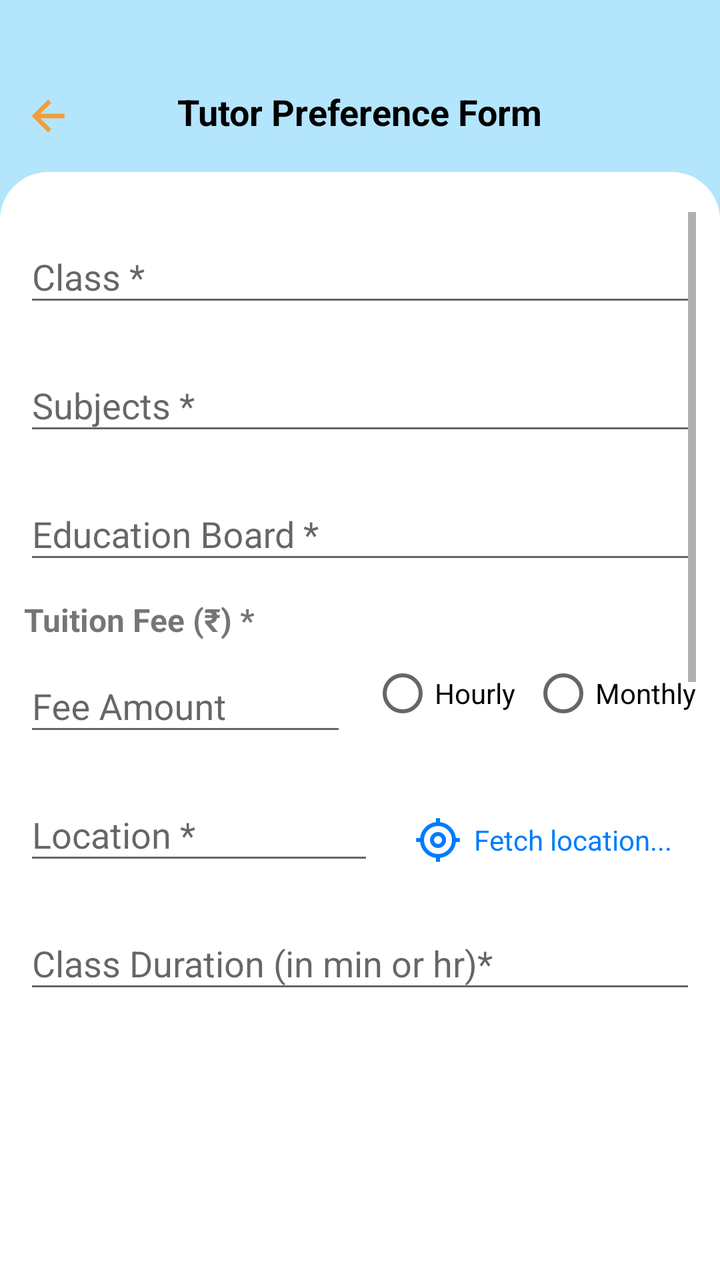
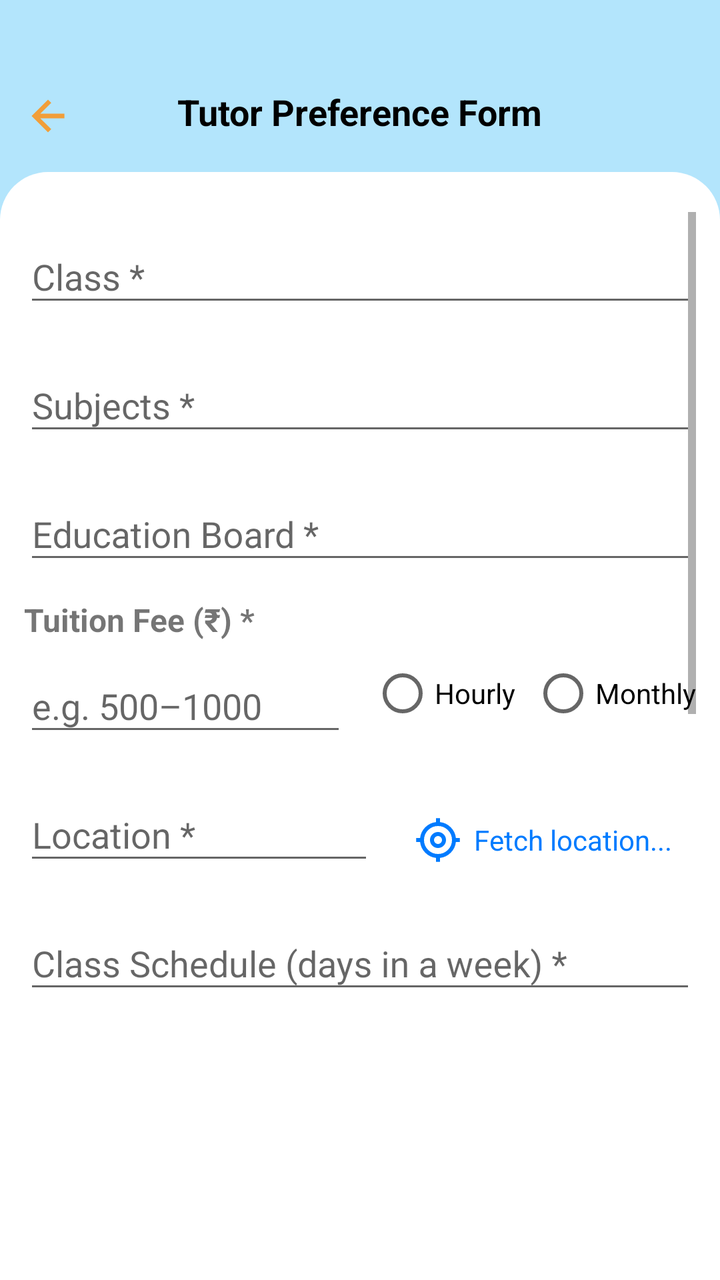

Screens rendered from an Android XML layout before and after an edit, with the pre-edit source and the edit as a unified diff.
<!-- AndroidManifest.xml: application theme Theme.Seekshakcom -->
<!-- res/layout/activity_add_post.xml -->
<?xml version="1.0" encoding="utf-8"?>
<LinearLayout
    xmlns:android="http://schemas.android.com/apk/res/android"
    xmlns:app="http://schemas.android.com/apk/res-auto"
    android:id="@+id/rootLayout"
    android:layout_width="match_parent"
    android:layout_height="match_parent"
    android:orientation="vertical"
    android:background="#B3E5FC"
    android:paddingTop="16dp">

    <RelativeLayout
        android:layout_width="match_parent"
        android:layout_height="60dp"
        android:background="#B3E5FC"
        android:layout_marginTop="10dp"
        android:padding="12dp">

        <ImageView
            android:id="@+id/backArrow"
            android:layout_width="24dp"
            android:layout_height="24dp"
            android:layout_alignParentStart="true"
            android:src="@drawable/ic_back_arrow"
            android:layout_marginTop="8dp"
            android:contentDescription="Back" />

        <TextView
            android:id="@+id/headerTitle"
            android:layout_width="wrap_content"
            android:layout_height="wrap_content"
            android:text="Tutor Preference Form"
            android:textSize="18sp"
            android:textColor="#000000"
            android:layout_centerInParent="true"
            android:textStyle="bold" />
    </RelativeLayout>

    <ScrollView
        android:layout_width="match_parent"
        android:layout_height="0dp"
        android:layout_weight="1"
        android:paddingTop="20dp"
        android:paddingHorizontal="12dp"
        android:paddingBottom="110dp"
        android:background="@drawable/form_bg">

        <LinearLayout
            android:layout_width="match_parent"
            android:layout_height="wrap_content"
            android:paddingBottom="35dp"
            android:orientation="vertical">

            
            <com.google.android.material.textfield.TextInputLayout
                android:layout_width="match_parent"
                android:layout_height="wrap_content"
                android:hint="Class *"
                android:layout_marginBottom="12dp">

                <com.google.android.material.textfield.MaterialAutoCompleteTextView
                    android:id="@+id/classEditText"
                    android:layout_width="match_parent"
                    android:layout_height="wrap_content"
                    android:inputType="text"
                    android:imeOptions="actionNext"
                    android:maxLines="1"
                    android:completionThreshold="0" />
            </com.google.android.material.textfield.TextInputLayout>

            
            <com.google.android.material.textfield.TextInputLayout
                android:layout_width="match_parent"
                android:layout_height="wrap_content"
                android:hint="Subjects *"
                android:layout_marginBottom="12dp">

                <com.google.android.material.textfield.MaterialAutoCompleteTextView
                    android:id="@+id/subjectEditText"
                    android:layout_width="match_parent"
                    android:layout_height="wrap_content"
                    android:inputType="text"
                    android:imeOptions="actionNext"
                    android:maxLines="2"
                    android:completionThreshold="0" />
            </com.google.android.material.textfield.TextInputLayout>

            
            <com.google.android.material.textfield.TextInputLayout
                android:layout_width="match_parent"
                android:layout_height="wrap_content"
                android:hint="Education Board *"
                android:layout_marginBottom="12dp">

                <com.google.android.material.textfield.MaterialAutoCompleteTextView
                    android:id="@+id/edu_board"
                    android:layout_width="match_parent"
                    android:layout_height="wrap_content"
                    android:maxLines="1"
                    android:completionThreshold="0"
                    android:inputType="text"
                    android:imeOptions="actionNext" />
            </com.google.android.material.textfield.TextInputLayout>

            
            <TextView
                android:layout_width="wrap_content"
                android:layout_height="wrap_content"
                android:text="Tuition Fee (₹) *"
                android:textStyle="bold"
                android:textSize="16sp" />

            <LinearLayout
                android:layout_width="match_parent"
                android:layout_height="wrap_content"
                android:orientation="horizontal"
                android:gravity="center_vertical"
                android:layout_marginBottom="12dp">

                <com.google.android.material.textfield.TextInputLayout
                    android:layout_width="0dp"
                    android:layout_height="wrap_content"
                    android:layout_weight="1"
                    android:hint="Fee Amount">

                    <com.google.android.material.textfield.TextInputEditText
                        android:id="@+id/feeEditText"
                        android:layout_width="match_parent"
                        android:layout_height="wrap_content"
                        android:maxLines="1"
                        android:completionThreshold="0"
                        android:inputType="number"
                        android:imeOptions="actionNext" />
                </com.google.android.material.textfield.TextInputLayout>

                <RadioGroup
                    android:id="@+id/feeTypeRadioGroup"
                    android:layout_width="wrap_content"
                    android:layout_height="wrap_content"
                    android:orientation="horizontal"
                    android:layout_marginStart="12dp">

                    <RadioButton
                        android:id="@+id/radioHourly"
                        android:layout_width="wrap_content"
                        android:layout_height="wrap_content"
                        android:text="Hourly" />

                    <RadioButton
                        android:id="@+id/radioMonthly"
                        android:layout_width="wrap_content"
                        android:layout_height="wrap_content"
                        android:text="Monthly"
                        android:layout_marginStart="8dp" />
                </RadioGroup>
            </LinearLayout>

            <LinearLayout
                android:layout_width="match_parent"
                android:layout_height="wrap_content"
                android:orientation="horizontal"
                android:layout_marginBottom="12dp">

                <com.google.android.material.textfield.TextInputLayout
                    android:layout_width="0dp"
                    android:layout_height="wrap_content"
                    android:layout_weight="1"
                    android:hint="Location *">

                    <com.google.android.material.textfield.MaterialAutoCompleteTextView
                        android:id="@+id/locationEditText"
                        android:layout_width="match_parent"
                        android:layout_height="wrap_content"
                        android:inputType="none"
                        android:focusable="false"
                        android:clickable="false"
                        android:enabled="true" />
                </com.google.android.material.textfield.TextInputLayout>

                <TextView
                    android:id="@+id/fetchLocationButton"
                    android:layout_width="wrap_content"
                    android:layout_height="wrap_content"
                    android:layout_marginStart="8dp"
                    android:padding="12dp"
                    android:text="Fetch location..."
                    android:textColor="#007BFF"
                    android:textSize="14sp"
                    android:drawableStart="@drawable/ic_use_location"
                    android:drawablePadding="6dp"
                    android:backgroundTint="@color/teal_700"
                    android:background="?attr/selectableItemBackground"
                    android:gravity="center_vertical"
                    android:contentDescription="Fetch Location"
                    android:clickable="true"
                    android:focusable="true" />
            </LinearLayout>

            
            <com.google.android.material.textfield.TextInputLayout
                android:layout_width="match_parent"
                android:layout_height="wrap_content"
                android:hint="Class Duration (in min or hr)*"
                android:layout_marginBottom="12dp">

                <com.google.android.material.textfield.MaterialAutoCompleteTextView
                    android:id="@+id/durationEditText"
                    android:layout_width="match_parent"
                    android:layout_height="wrap_content"
                    android:maxLines="1"
                    android:imeOptions="actionNext"
                    android:completionThreshold="0"/>
            </com.google.android.material.textfield.TextInputLayout>

            
            <com.google.android.material.textfield.TextInputLayout
                android:layout_width="match_parent"
                android:layout_height="wrap_content"
                android:hint="Class Schedule (days in a week) *"
                android:layout_marginBottom="12dp">

                <com.google.android.material.textfield.MaterialAutoCompleteTextView
                    android:id="@+id/classScheduleEditText"
                    android:layout_width="match_parent"
                    android:layout_height="wrap_content"
                    android:maxLines="1"
                    android:inputType="textCapWords"
                    android:imeOptions="actionNext"
                    android:completionThreshold="0" />
            </com.google.android.material.textfield.TextInputLayout>

            
            <com.google.android.material.textfield.TextInputLayout
                android:layout_width="match_parent"
                android:layout_height="wrap_content"
                android:hint="Class Timing *"
                android:layout_marginBottom="12dp">

                <com.google.android.material.textfield.MaterialAutoCompleteTextView
                    android:id="@+id/classTimingEditText"
                    android:layout_width="match_parent"
                    android:layout_height="wrap_content"
                    android:maxLines="1"
                    android:imeOptions="actionNext"
                    android:completionThreshold="0"
                    android:inputType="text" />
            </com.google.android.material.textfield.TextInputLayout>

            
            <com.google.android.material.textfield.TextInputLayout
                android:layout_width="match_parent"
                android:layout_height="wrap_content"
                android:hint="Gender Preference *"
                android:layout_marginBottom="12dp">

                <com.google.android.material.textfield.MaterialAutoCompleteTextView
                    android:id="@+id/genderSpinner"
                    android:layout_width="match_parent"
                    android:layout_height="wrap_content"
                    android:maxLines="1"
                    android:inputType="text"
                    android:imeOptions="actionNext"
                    android:completionThreshold="0"/>
            </com.google.android.material.textfield.TextInputLayout>

            
            <com.google.android.material.textfield.TextInputLayout
                android:layout_width="match_parent"
                android:layout_height="wrap_content"
                android:hint="Mode of Class *"
                android:layout_marginBottom="12dp">

                <com.google.android.material.textfield.MaterialAutoCompleteTextView
                    android:id="@+id/modeOfClassesSpinner"
                    android:layout_width="match_parent"
                    android:layout_height="wrap_content"
                    android:maxLines="1"
                    android:inputType="text"
                    android:imeOptions="actionNext"
                    android:completionThreshold="0"/>
            </com.google.android.material.textfield.TextInputLayout>

            
            <com.google.android.material.textfield.TextInputLayout
                android:layout_width="match_parent"
                android:layout_height="wrap_content"
                android:hint="Minimum Qualification *"
                android:layout_marginBottom="12dp">

                <com.google.android.material.textfield.MaterialAutoCompleteTextView
                    android:id="@+id/minQualificationEditText"
                    android:layout_width="match_parent"
                    android:layout_height="wrap_content"
                    android:inputType="text"
                    android:maxLines="1"
                    android:imeOptions="actionNext"
                    android:completionThreshold="0"/>
            </com.google.android.material.textfield.TextInputLayout>

            
            <com.google.android.material.textfield.TextInputLayout
                android:layout_width="match_parent"
                android:layout_height="wrap_content"
                android:hint="Demo Class Date ( if any )"
                android:layout_marginBottom="12dp"
                app:endIconMode="custom"
                app:endIconDrawable="@drawable/ic_calendar"
                app:endIconContentDescription="Select Date">

                <com.google.android.material.textfield.TextInputEditText
                    android:id="@+id/demoClassDateEditText"
                    android:layout_width="match_parent"
                    android:layout_height="wrap_content"
                    android:focusable="false"
                    android:imeOptions="actionNext"
                    android:clickable="true"
                    android:inputType="none"/>
            </com.google.android.material.textfield.TextInputLayout>

            
            <com.google.android.material.textfield.TextInputLayout
                android:layout_width="match_parent"
                android:layout_height="wrap_content"
                android:hint="Special Requirements (if any)"
                android:layout_marginBottom="20dp">

                <com.google.android.material.textfield.MaterialAutoCompleteTextView
                    android:id="@+id/specialRequirementEditText"
                    android:layout_width="match_parent"
                    android:layout_height="wrap_content"
                    android:inputType="text"
                    android:maxLines="2"
                    android:imeOptions="actionDone"
                    android:completionThreshold="1"
                    android:dropDownHeight="200dp" />
            </com.google.android.material.textfield.TextInputLayout>

            
            <Button
                android:id="@+id/submitButton"
                android:layout_width="match_parent"
                android:layout_height="wrap_content"
                android:text="SUBMIT"
                android:backgroundTint="#0288D1"
                android:textColor="#FFFFFF"
                android:textStyle="bold"
                android:padding="12dp"
                android:textSize="16sp"
                android:layout_marginBottom="24dp" />

            
            <ProgressBar
                android:id="@+id/progressBar"
                android:layout_width="48dp"
                android:layout_height="48dp"
                android:layout_gravity="center"
                android:layout_marginTop="6dp"
                android:visibility="gone" />
        </LinearLayout>
    </ScrollView>
</LinearLayout>
<!-- resources referenced by this layout -->
<resources>
  <color name="teal_700">#FF018786</color>
  <!-- drawable form_bg (drawable) -->
  <?xml version="1.0" encoding="utf-8"?>
  <shape xmlns:android="http://schemas.android.com/apk/res/android" android:shape="rectangle">
      <solid android:color="#FFFFFF" /> 
  
      <corners
          android:topLeftRadius="24dp"
          android:topRightRadius="24dp"
          android:bottomLeftRadius="0dp"
          android:bottomRightRadius="0dp" />
  </shape>
  <!-- drawable ic_back_arrow (drawable) -->
  <vector xmlns:android="http://schemas.android.com/apk/res/android"
      android:width="24dp"
      android:height="24dp"
      android:viewportWidth="960"
      android:viewportHeight="960">
    <path
        android:pathData="m326.15,525.5 l218.74,218.74L480,808.13 151.87,480 480,151.87l64.89,63.89L326.15,434.5h481.98v91L326.15,525.5Z"
        android:fillColor="#F19E39"/>
  </vector>
  <!-- drawable ic_calendar (drawable) -->
  <vector xmlns:android="http://schemas.android.com/apk/res/android"
      android:width="24dp"
      android:height="24dp"
      android:viewportWidth="960"
      android:viewportHeight="960">
    <path
        android:pathData="M202.87,888.13q-37.78,0 -64.39,-26.61t-26.61,-64.39v-554.26q0,-37.78 26.61,-64.39t64.39,-26.61L240,151.87v-80h85.5v80h309v-80L720,71.87v80h37.13q37.78,0 64.39,26.61t26.61,64.39v554.26q0,37.78 -26.61,64.39t-64.39,26.61L202.87,888.13ZM202.87,797.13h554.26L757.13,400L202.87,400v397.13ZM202.87,320h554.26v-77.13L202.87,242.87L202.87,320ZM202.87,320v-77.13L202.87,320ZM480,561.91q-17.81,0 -29.86,-12.05T438.09,520q0,-17.81 12.05,-29.86T480,478.09q17.81,0 29.86,12.05T521.91,520q0,17.81 -12.05,29.86T480,561.91ZM320,561.91q-17.81,0 -29.86,-12.05T278.09,520q0,-17.81 12.05,-29.86T320,478.09q17.81,0 29.86,12.05T361.91,520q0,17.81 -12.05,29.86T320,561.91ZM640,561.91q-17.48,0 -29.7,-12.05 -12.21,-12.05 -12.21,-29.86t12.21,-29.86q12.22,-12.05 29.82,-12.05t29.7,12.05q12.09,12.05 12.09,29.86t-12.05,29.86q-12.05,12.05 -29.86,12.05ZM480,721.91q-17.81,0 -29.86,-12.21 -12.05,-12.22 -12.05,-29.82t12.05,-29.7q12.05,-12.09 29.86,-12.09t29.86,12.05q12.05,12.05 12.05,29.86 0,17.48 -12.05,29.7 -12.05,12.21 -29.86,12.21ZM320,721.91q-17.81,0 -29.86,-12.21 -12.05,-12.22 -12.05,-29.82t12.05,-29.7q12.05,-12.09 29.86,-12.09t29.86,12.05q12.05,12.05 12.05,29.86 0,17.48 -12.05,29.7 -12.05,12.21 -29.86,12.21ZM640,721.91q-17.48,0 -29.7,-12.21 -12.21,-12.22 -12.21,-29.82t12.21,-29.7q12.22,-12.09 29.82,-12.09t29.7,12.05q12.09,12.05 12.09,29.86 0,17.48 -12.05,29.7 -12.05,12.21 -29.86,12.21Z"
        android:fillColor="#174EA6"/>
  </vector>
  <!-- drawable ic_use_location (drawable) -->
  <vector xmlns:android="http://schemas.android.com/apk/res/android"
      android:width="24dp"
      android:height="24dp"
      android:viewportWidth="960"
      android:viewportHeight="960">
    <path
        android:pathData="M440,918v-80q-125,-14 -214.5,-103.5T122,520L42,520v-80h80q14,-125 103.5,-214.5T440,122v-80h80v80q125,14 214.5,103.5T838,440h80v80h-80q-14,125 -103.5,214.5T520,838v80h-80ZM480,760q116,0 198,-82t82,-198q0,-116 -82,-198t-198,-82q-116,0 -198,82t-82,198q0,116 82,198t198,82ZM480,640q-66,0 -113,-47t-47,-113q0,-66 47,-113t113,-47q66,0 113,47t47,113q0,66 -47,113t-113,47ZM480,560q33,0 56.5,-23.5T560,480q0,-33 -23.5,-56.5T480,400q-33,0 -56.5,23.5T400,480q0,33 23.5,56.5T480,560ZM480,480Z"
        android:fillColor="#007BFF"/>
  </vector>
  <style name="Theme.Seekshakcom" parent="Theme.AppCompat.Light.NoActionBar">
          
          <item name="colorPrimary">@color/black</item>
          <item name="colorPrimaryDark">@color/purple_700</item>
          <item name="colorAccent">@color/teal_200</item>
      </style>
  <color name="black">#FF000000</color>
  <color name="purple_700">#FF3700B3</color>
  <color name="teal_200">#FF03DAC5</color>
</resources>

<!-- the commit's change to res/layout/activity_add_post.xml (unified diff, before → after) -->
@@ -121,15 +121,14 @@
                     android:layout_width="0dp"
                     android:layout_height="wrap_content"
                     android:layout_weight="1"
-                    android:hint="Fee Amount">
+                    android:hint="e.g. 500–1000">
 
                     <com.google.android.material.textfield.TextInputEditText
                         android:id="@+id/feeEditText"
                         android:layout_width="match_parent"
                         android:layout_height="wrap_content"
                         android:maxLines="1"
-                        android:completionThreshold="0"
-                        android:inputType="number"
+                        android:inputType="text"
                         android:imeOptions="actionNext" />
                 </com.google.android.material.textfield.TextInputLayout>
 
@@ -196,21 +195,6 @@
                     android:focusable="true" />
             </LinearLayout>
 
-            
-            <com.google.android.material.textfield.TextInputLayout
-                android:layout_width="match_parent"
-                android:layout_height="wrap_content"
-                android:hint="Class Duration (in min or hr)*"
-                android:layout_marginBottom="12dp">
-
-                <com.google.android.material.textfield.MaterialAutoCompleteTextView
-                    android:id="@+id/durationEditText"
-                    android:layout_width="match_parent"
-                    android:layout_height="wrap_content"
-                    android:maxLines="1"
-                    android:imeOptions="actionNext"
-                    android:completionThreshold="0"/>
-            </com.google.android.material.textfield.TextInputLayout>
 
             
             <com.google.android.material.textfield.TextInputLayout
